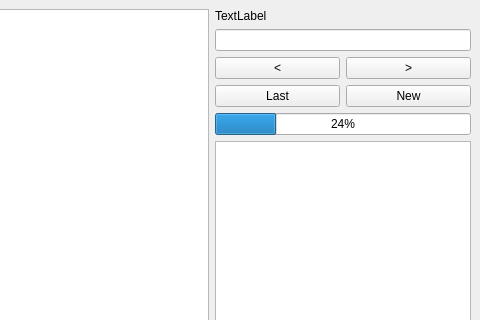
Qt form window.ui (BlueKnek/py-imgs-to-pdfs-gui) before a commit; both pictures show x 320 to 800 and y 0 to 320 of the 800 by 600 pixel window.
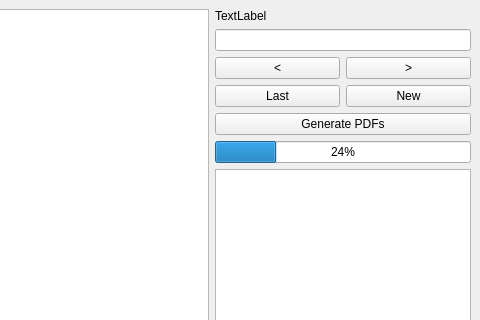
The same form after that commit.

Commit message:
Add generate PDFs function
Now it's possible to generate PDFs

What changed in the file:
```diff
--- a/window.ui
+++ b/window.ui
@@ -69,6 +69,13 @@
         </item>
        </layout>
       </item>
+      <item>
+       <widget class="QPushButton" name="generate">
+        <property name="text">
+         <string>Generate PDFs</string>
+        </property>
+       </widget>
+      </item>
       <item>
        <widget class="QProgressBar" name="progress">
         <property name="sizePolicy">
```
Left out of the diff: 28 changed lines with no effect on the pictures. The commit also changes 3 other files.
